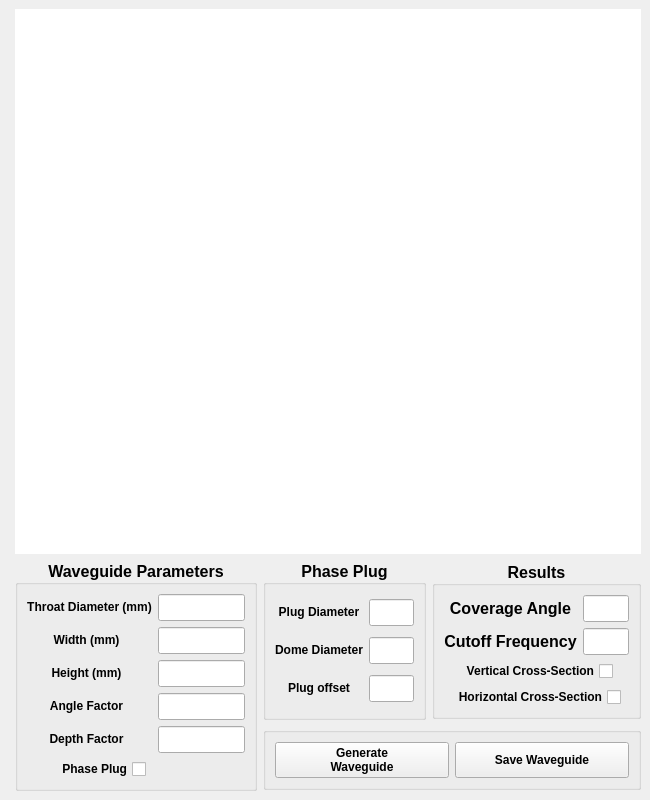
This is pyvistaGUI.ui in garciachristian829/Waveguide-Designer as Qt 5 draws it before an edit. The edited form follows.
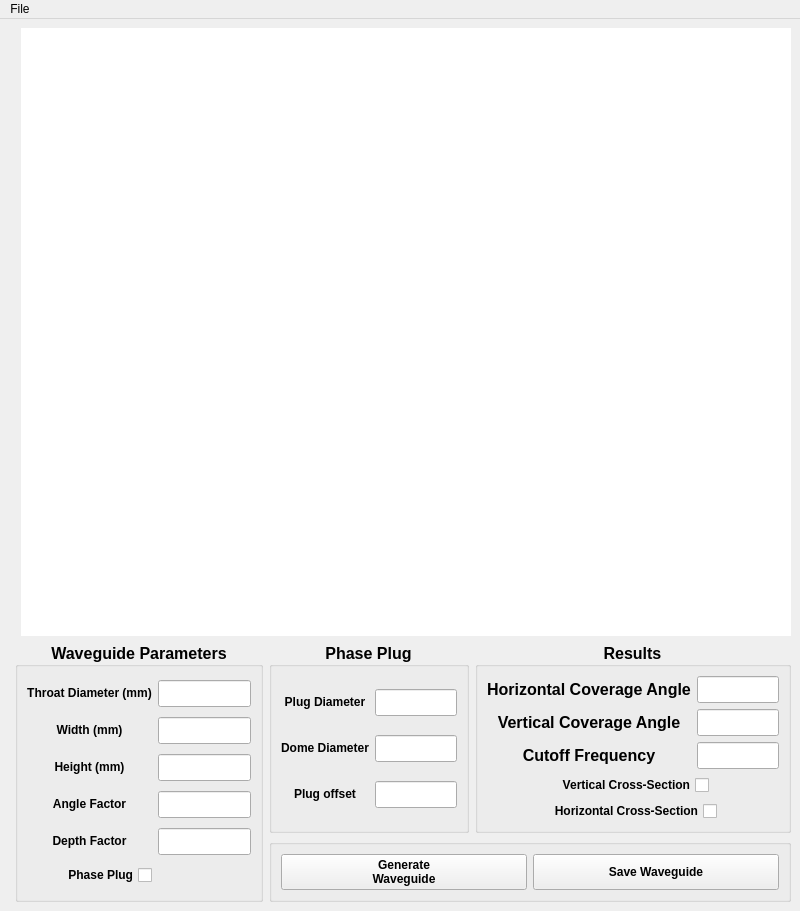
This is the edited form. Icons and pictures are not drawn.

Commit message:
Waveguide Designer R2.py Rev 2.1 Complied and ready for release! Added save/load waveguide parameters Added export COMSOL parameters Fix horizontal and vertical cross-sections
To Do:
-add acoustic FEA at some point, probably separate project all on its own
-validate and if needed update cutoff frequency formula and ver/hor coverage angle

On Going:
-Look for optimizations and places to shorten code

All other files are either testing grounds or GUI

```diff
--- a/pyvistaGUI.ui
+++ b/pyvistaGUI.ui
@@ -6,8 +6,8 @@
    <rect>
     <x>0</x>
     <y>0</y>
-    <width>650</width>
-    <height>800</height>
+    <width>800</width>
+    <height>911</height>
    </rect>
   </property>
   <property name="sizePolicy">
@@ -22,6 +22,18 @@
     <height>800</height>
    </size>
   </property>
+  <property name="maximumSize">
+   <size>
+    <width>16777215</width>
+    <height>16777215</height>
+   </size>
+  </property>
+  <property name="font">
+   <font>
+    <weight>50</weight>
+    <bold>false</bold>
+   </font>
+  </property>
   <property name="focusPolicy">
    <enum>Qt::NoFocus</enum>
   </property>
@@ -45,8 +57,10 @@
    <property name="focusPolicy">
     <enum>Qt::StrongFocus</enum>
    </property>
+   <layout class="QGridLayout" name="gridLayout_9">
+    <item row="0" column="0">
    <layout class="QGridLayout" name="gridLayout_8">
-    <item row="0" column="0" rowspan="2">
+      <item row="0" column="0" rowspan="2" colspan="2">
      <spacer name="verticalSpacer">
       <property name="orientation">
        <enum>Qt::Vertical</enum>
@@ -59,7 +73,7 @@
       </property>
      </spacer>
     </item>
-    <item row="0" column="1">
+      <item row="0" column="2">
      <widget class="QFrame" name="frame">
       <property name="sizePolicy">
        <sizepolicy hsizetype="MinimumExpanding" vsizetype="MinimumExpanding">
@@ -496,7 +510,7 @@
       </layout>
      </widget>
     </item>
-    <item row="1" column="1">
+      <item row="1" column="1" colspan="2">
      <layout class="QGridLayout" name="gridLayout_7">
       <item row="0" column="0" rowspan="2">
        <widget class="QGroupBox" name="groupBox">
@@ -535,7 +549,7 @@
          <set>Qt::AlignCenter</set>
         </property>
         <layout class="QGridLayout" name="gridLayout">
-         <item row="0" column="0" colspan="3">
+           <item row="0" column="0" colspan="2">
           <widget class="QLabel" name="label">
            <property name="font">
             <font>
@@ -547,7 +561,7 @@
            </property>
           </widget>
          </item>
-         <item row="0" column="3">
+           <item row="0" column="2">
           <widget class="QLineEdit" name="lineEdit_throat_diameter">
            <property name="toolTip">
             <string>Enter throat diameter</string>
@@ -561,7 +575,7 @@
            </property>
           </widget>
          </item>
-         <item row="1" column="3">
+           <item row="1" column="2">
           <widget class="QLineEdit" name="lineEdit_width">
            <property name="toolTip">
             <string>Enter width of waveguide</string>
@@ -575,7 +589,7 @@
            </property>
           </widget>
          </item>
-         <item row="2" column="3">
+           <item row="2" column="2">
           <widget class="QLineEdit" name="lineEdit_height">
            <property name="toolTip">
             <string>Enter height of waveguide, if circular enter the same value as Width</string>
@@ -589,7 +603,7 @@
            </property>
           </widget>
          </item>
-         <item row="3" column="3">
+           <item row="3" column="2">
           <widget class="QLineEdit" name="lineEdit_angle_factor">
            <property name="toolTip">
             <string>&lt;html&gt;&lt;head/&gt;&lt;body&gt;&lt;p&gt;Enter angle factor &lt;/p&gt;&lt;p&gt;Play with this value to get your desired coverage angle&lt;/p&gt;&lt;/body&gt;&lt;/html&gt;</string>
@@ -603,7 +617,7 @@
            </property>
           </widget>
          </item>
-         <item row="4" column="3">
+           <item row="4" column="2">
           <widget class="QLineEdit" name="lineEdit_depth_factor">
            <property name="toolTip">
             <string>&lt;html&gt;&lt;head/&gt;&lt;body&gt;&lt;p&gt;Enter depth factor&lt;/p&gt;&lt;p&gt;Play with this value to get your desired depth. &lt;/p&gt;&lt;p&gt;(Target depth factor must be greater than 2)&lt;/p&gt;&lt;/body&gt;&lt;/html&gt;</string>
@@ -640,7 +654,7 @@
            </property>
           </widget>
          </item>
-         <item row="5" column="2" colspan="2">
+           <item row="5" column="2">
           <spacer name="horizontalSpacer_2">
            <property name="orientation">
             <enum>Qt::Horizontal</enum>
@@ -754,7 +768,7 @@
          <item row="0" column="0">
           <widget class="QLabel" name="label_9">
            <property name="text">
-            <string>&lt;html&gt;&lt;head/&gt;&lt;body&gt;&lt;p align=&quot;center&quot;&gt;&lt;span style=&quot; font-weight:600;&quot;&gt;Coverage Angle&lt;/span&gt;&lt;/p&gt;&lt;/body&gt;&lt;/html&gt;</string>
+              <string>&lt;html&gt;&lt;head/&gt;&lt;body&gt;&lt;p align=&quot;center&quot;&gt;&lt;span style=&quot; font-weight:600;&quot;&gt;Horizontal Coverage Angle&lt;/span&gt;&lt;/p&gt;&lt;/body&gt;&lt;/html&gt;</string>
            </property>
           </widget>
          </item>
@@ -769,13 +783,37 @@
           </widget>
          </item>
          <item row="1" column="0">
+            <widget class="QLabel" name="label_11">
+             <property name="text">
+              <string>&lt;html&gt;&lt;head/&gt;&lt;body&gt;&lt;p align=&quot;center&quot;&gt;&lt;span style=&quot; font-weight:600;&quot;&gt;Vertical Coverage Angle&lt;/span&gt;&lt;/p&gt;&lt;/body&gt;&lt;/html&gt;</string>
+             </property>
+            </widget>
+           </item>
+           <item row="5" column="0" colspan="2" alignment="Qt::AlignHCenter">
+            <widget class="QCheckBox" name="hor_checkbox">
+             <property name="font">
+              <font>
+               <pointsize>9</pointsize>
+               <weight>75</weight>
+               <bold>true</bold>
+              </font>
+             </property>
+             <property name="layoutDirection">
+              <enum>Qt::RightToLeft</enum>
+             </property>
+             <property name="text">
+              <string>Horizontal Cross-Section</string>
+             </property>
+            </widget>
+           </item>
+           <item row="2" column="0">
           <widget class="QLabel" name="label_10">
            <property name="text">
             <string>&lt;html&gt;&lt;head/&gt;&lt;body&gt;&lt;p align=&quot;center&quot;&gt;&lt;span style=&quot; font-weight:600;&quot;&gt;Cutoff Frequency&lt;/span&gt;&lt;/p&gt;&lt;/body&gt;&lt;/html&gt;</string>
            </property>
           </widget>
          </item>
-         <item row="1" column="1">
+           <item row="2" column="1">
           <widget class="QLineEdit" name="lineEdit_cutoff_freq">
            <property name="focusPolicy">
             <enum>Qt::NoFocus</enum>
@@ -785,7 +823,17 @@
            </property>
           </widget>
          </item>
-         <item row="2" column="0" colspan="2" alignment="Qt::AlignHCenter">
+           <item row="1" column="1">
+            <widget class="QLineEdit" name="lineEdit_ver_coverage_angle">
+             <property name="focusPolicy">
+              <enum>Qt::NoFocus</enum>
+             </property>
+             <property name="toolTip">
+              <string>Coverage angle for half of waveguide</string>
+             </property>
+            </widget>
+           </item>
+           <item row="4" column="0" colspan="2" alignment="Qt::AlignHCenter|Qt::AlignVCenter">
           <widget class="QCheckBox" name="ver_checkbox">
            <property name="font">
             <font>
@@ -802,23 +850,6 @@
            </property>
           </widget>
          </item>
-         <item row="3" column="0" colspan="2" alignment="Qt::AlignHCenter|Qt::AlignVCenter">
-          <widget class="QCheckBox" name="hor_checkbox">
-           <property name="font">
-            <font>
-             <pointsize>9</pointsize>
-             <weight>75</weight>
-             <bold>true</bold>
-            </font>
-           </property>
-           <property name="layoutDirection">
-            <enum>Qt::RightToLeft</enum>
-           </property>
-           <property name="text">
-            <string>Horizontal Cross-Section</string>
-           </property>
-          </widget>
-         </item>
         </layout>
        </widget>
       </item>
@@ -895,7 +926,7 @@
       </item>
      </layout>
     </item>
-    <item row="2" column="0" colspan="2">
+      <item row="2" column="0" colspan="3">
      <spacer name="horizontalSpacer">
       <property name="orientation">
        <enum>Qt::Horizontal</enum>
@@ -909,16 +940,29 @@
      </spacer>
     </item>
    </layout>
+    </item>
+   </layout>
   </widget>
   <widget class="QMenuBar" name="menubar">
    <property name="geometry">
     <rect>
      <x>0</x>
      <y>0</y>
-     <width>650</width>
+     <width>800</width>
      <height>21</height>
     </rect>
    </property>
+   <widget class="QMenu" name="menuFile">
+    <property name="title">
+     <string>File</string>
+    </property>
+    <addaction name="actionSave_Waveguide_Parameters"/>
+    <addaction name="separator"/>
+    <addaction name="actionLoad_Waveguide_Parameters"/>
+    <addaction name="separator"/>
+    <addaction name="actionSave_Comsol_Parameters"/>
+   </widget>
+   <addaction name="menuFile"/>
   </widget>
   <action name="actionSave_Parameters">
    <property name="text">
```
Left out of the diff: 15 changed lines with no effect on the pictures. Lines whose indentation alone changed are shown as unchanged. The commit also changes 2 other files.
